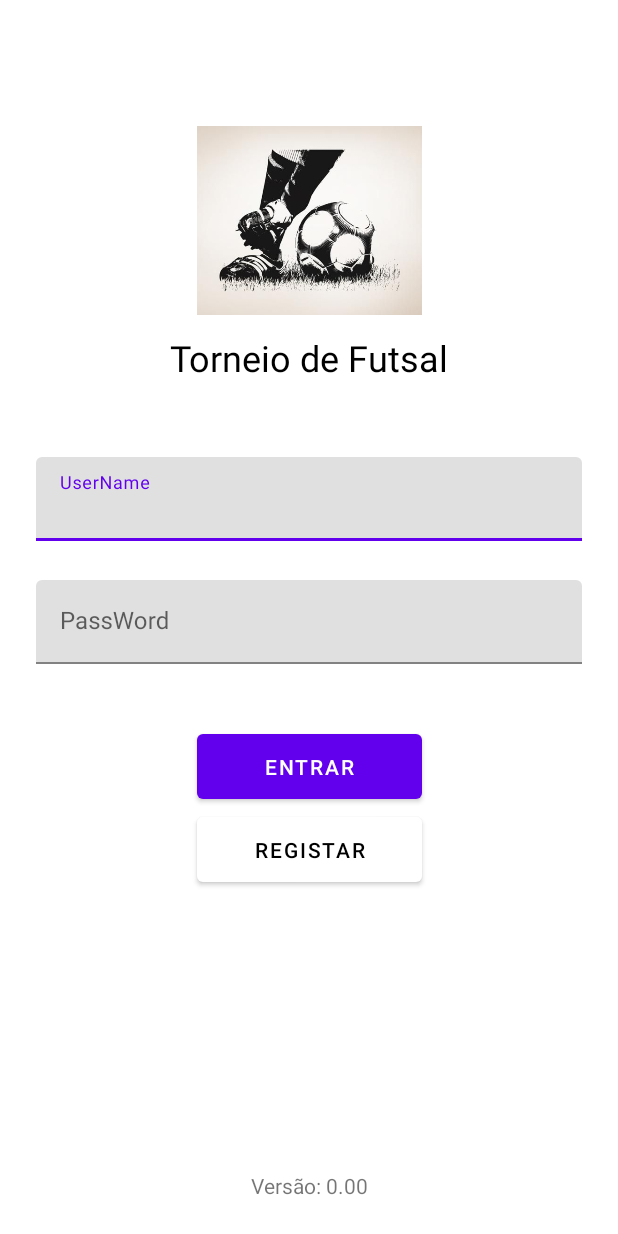
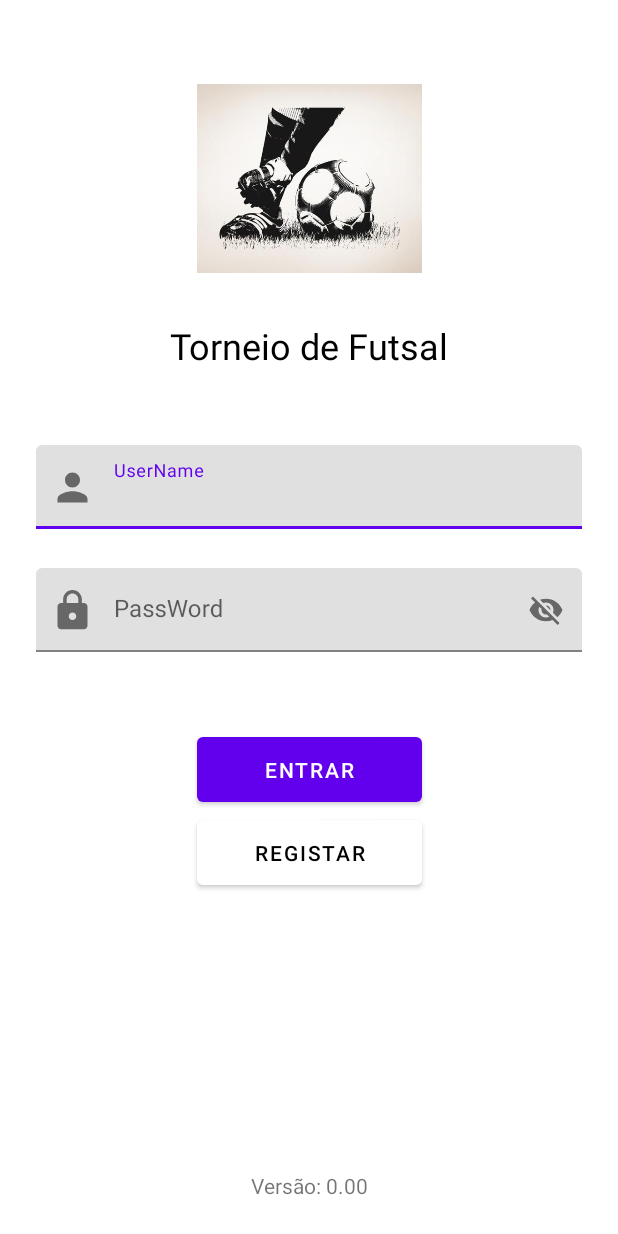
Before and after one commit to RodrigoSL06/TrabFinal2022ProgAvanc, an Android app: the layout activity_main.xml on its own in the app's theme, with its tools: preview values and no code run, on a phone screen of 412 x 824 dp. Run offline under Robolectric (Android 15) with nearby library versions, the phone set to English and light mode, and no system bars; Roboto replaces fonts that are not available here.

Commit message:
Pequenas alterações adicionadas, inserir icons.

```diff
--- /dev/null
+++ b/app/src/main/res/drawable/ic_lock.xml
@@ -0,0 +1,10 @@
+<vector xmlns:android="http://schemas.android.com/apk/res/android"
+    android:width="30dp"
+    android:height="30dp"
+    android:viewportWidth="24"
+    android:viewportHeight="24"
+    android:tint="?attr/colorControlNormal">
+  <path
+      android:fillColor="@android:color/white"
+      android:pathData="M18,8h-1L17,6c0,-2.76 -2.24,-5 -5,-5S7,3.24 7,6v2L6,8c-1.1,0 -2,0.9 -2,2v10c0,1.1 0.9,2 2,2h12c1.1,0 2,-0.9 2,-2L20,10c0,-1.1 -0.9,-2 -2,-2zM12,17c-1.1,0 -2,-0.9 -2,-2s0.9,-2 2,-2 2,0.9 2,2 -0.9,2 -2,2zM15.1,8L8.9,8L8.9,6c0,-1.71 1.39,-3.1 3.1,-3.1 1.71,0 3.1,1.39 3.1,3.1v2z"/>
+</vector>
--- /dev/null
+++ b/app/src/main/res/drawable/ic_logo_dp.xml
@@ -0,0 +1,5 @@
+<vector android:height="30dp" android:tint="?attr/colorControlNormal"
+    android:viewportHeight="24" android:viewportWidth="24"
+    android:width="30dp" xmlns:android="http://schemas.android.com/apk/res/android">
+    <path android:fillColor="@android:color/white" android:pathData="M12,12c2.21,0 4,-1.79 4,-4s-1.79,-4 -4,-4 -4,1.79 -4,4 1.79,4 4,4zM12,14c-2.67,0 -8,1.34 -8,4v2h16v-2c0,-2.66 -5.33,-4 -8,-4z"/>
+</vector>
--- a/app/src/main/res/layout/activity_main.xml
+++ b/app/src/main/res/layout/activity_main.xml
@@ -11,8 +11,8 @@
     <ImageView
         android:id="@+id/img_logo"
         android:layout_width="150dp"
-        android:layout_height="150dp"
-        android:layout_marginTop="48dp"
+        android:layout_height="130dp"
+        android:layout_marginTop="30dp"
         app:layout_constraintLeft_toLeftOf="parent"
         app:layout_constraintRight_toRightOf="parent"
         app:layout_constraintTop_toTopOf="parent"
@@ -26,7 +26,8 @@
         android:fontFamily="@font/anonymous_pro"
         android:text="Torneio de Futsal"
         android:textColor="@color/black"
-        android:textSize="24sp"
+        android:layout_marginTop="30dp"
+        android:textSize="24dp"
         app:layout_constraintLeft_toLeftOf="parent"
         app:layout_constraintRight_toRightOf="parent"
         app:layout_constraintTop_toBottomOf="@+id/img_logo" />
@@ -36,6 +37,8 @@
         android:layout_width="match_parent"
         android:layout_height="wrap_content"
         android:layout_marginTop="50dp"
+        app:endIconMode="clear_text"
+        app:startIconDrawable="@drawable/ic_logo_dp"
         app:layout_constraintStart_toStartOf="parent"
         app:layout_constraintEnd_toEndOf="parent"
         app:layout_constraintTop_toBottomOf="@+id/title"
@@ -54,6 +57,8 @@
         android:layout_width="match_parent"
         android:layout_height="wrap_content"
         android:layout_marginTop="5dp"
+        app:endIconMode="password_toggle"
+        app:startIconDrawable="@drawable/ic_lock"
         app:layout_constraintEnd_toStartOf="parent"
         app:layout_constraintEnd_toEndOf="parent"
         app:layout_constraintTop_toBottomOf="@+id/username_text_input"
@@ -63,15 +68,14 @@
         <com.google.android.material.textfield.TextInputEditText
             android:id="@+id/password_edit_text"
             android:layout_width="match_parent"
-            android:layout_height="wrap_content"
-            android:inputType="textPassword" />
+            android:layout_height="wrap_content" />
     </com.google.android.material.textfield.TextInputLayout>
 
     <com.google.android.material.button.MaterialButton
         android:id="@+id/next_button"
         android:layout_width="150dp"
         android:layout_height="55dp"
-        android:layout_marginTop="20dp"
+        android:layout_marginTop="30dp"
         android:layout_marginBottom="10dp"
         android:text="Entrar"
         app:layout_constraintStart_toStartOf="parent"
```
